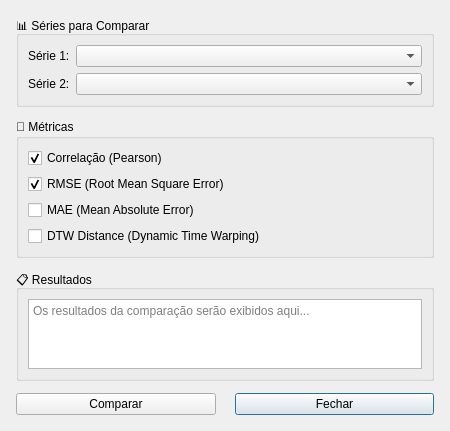
Old version of the form platform_base/src/platform_base/desktop/ui_files/compareSeriesDialog.ui in the repository thiagoarcan/Warp.
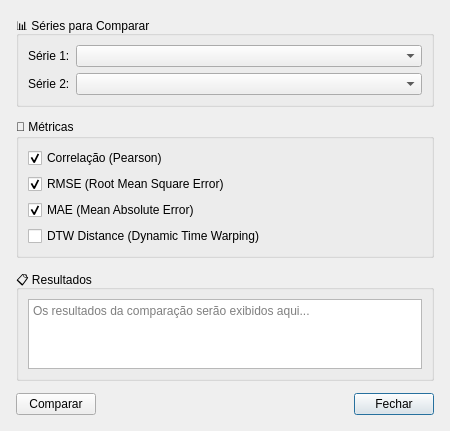
New version of the form.

The edit to the form file:
```diff
--- a/platform_base/src/platform_base/desktop/ui_files/compareSeriesDialog.ui
+++ b/platform_base/src/platform_base/desktop/ui_files/compareSeriesDialog.ui
@@ -99,6 +99,9 @@
         <property name="text">
          <string>MAE (Mean Absolute Error)</string>
         </property>
+        <property name="checked">
+         <bool>true</bool>
+        </property>
        </widget>
       </item>
       <item>
@@ -148,6 +151,12 @@
        <property name="orientation">
         <enum>Qt::Horizontal</enum>
        </property>
+             <property name="sizeHint" stdset="0">
+        <size>
+         <width>40</width>
+         <height>20</height>
+        </size>
+       </property>
       </spacer>
      </item>
      <item>
```
